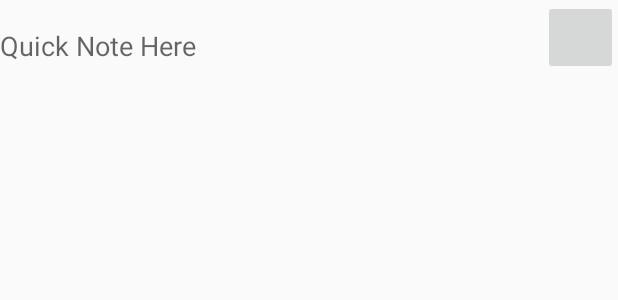
After one commit to ktilakraj/NewSourceCode, an Android app: the layout activity_check_list_detail.xml on its own in the app's theme, with its tools: preview values and no code run, on a phone screen of 412 x 824 dp. The commit adds this screen. Shown: the top 300 px of the screen. Run offline under Robolectric (Android 15) with nearby library versions, the phone set to English and light mode, and no system bars; network calls fail.

Commit message:
Added Check lIst Module

```diff
--- a/NoteShare/app/src/main/java/com/eNotes/Memo/MemoDisplayActivity.java
+++ b/NoteShare/app/src/main/java/com/eNotes/Memo/MemoDisplayActivity.java
@@ -82,13 +82,13 @@ public class MemoDisplayActivity extends AppCompatActivity {
 
             Gson gson = new Gson();
             String json = gson.toJson(dataHashMap);
-            FileUtility.writeToFile(json,MemoDisplayActivity.this);
+            FileUtility.writeToFile(json,MemoDisplayActivity.this,FileUtility.FILENAME);
         }
     }
 
     void  readFileDetail() {
 
-        String outPut = FileUtility.readFromFile(this);
+        String outPut = FileUtility.readFromFile(this,FileUtility.FILENAME);
         Gson gson = new Gson();
         dataHashMap = gson.fromJson(outPut, new TypeToken<HashMap<String, Object>>() {
         }.getType());
--- a/NoteShare/app/src/main/java/com/eNotes/Memo/MemoListingActivity.java
+++ b/NoteShare/app/src/main/java/com/eNotes/Memo/MemoListingActivity.java
@@ -232,7 +232,7 @@ public class MemoListingActivity extends DrawerActivity {
 
     void  readFileDetail() {
 
-        String outPut = FileUtility.readFromFile(this);
+        String outPut = FileUtility.readFromFile(this,FileUtility.FILENAME);
         Gson gson = new Gson();
         dataHashMap = gson.fromJson(outPut, new TypeToken<HashMap<String, Object>>() {
         }.getType());
@@ -268,7 +268,7 @@ public class MemoListingActivity extends DrawerActivity {
             dataHashMap.put(FileUtility.ROOTKEY,arrayList);
             Gson gson = new Gson();
             String json = gson.toJson(dataHashMap);
-            FileUtility.writeToFile(json,MemoListingActivity.this);
+            FileUtility.writeToFile(json,MemoListingActivity.this,FileUtility.FILENAME);
             arrayListSelectedIndex.clear();
         }
         isLongClick=false;
--- /dev/null
+++ b/NoteShare/app/src/main/res/layout/activity_check_list_detail.xml
@@ -0,0 +1,48 @@
+<?xml version="1.0" encoding="utf-8"?>
+<RelativeLayout xmlns:android="http://schemas.android.com/apk/res/android"
+    xmlns:tools="http://schemas.android.com/tools"
+    android:layout_width="match_parent"
+    android:layout_height="match_parent"
+    android:paddingBottom="@dimen/activity_vertical_margin"
+    android:paddingLeft="@dimen/activity_horizontal_margin"
+    android:paddingRight="@dimen/activity_horizontal_margin"
+    android:paddingTop="@dimen/activity_vertical_margin"
+    tools:context="com.eNotes.Checklist.CheckListDetailActivity">
+
+<RelativeLayout
+    android:layout_width="match_parent"
+    android:id="@+id/layoutmain"
+    android:layout_height="wrap_content">
+
+    <EditText
+        android:layout_width="match_parent"
+        android:id="@+id/entermemo"
+        android:layout_marginTop="5dp"
+        android:hint="Quick Note Here"
+        android:layout_toLeftOf="@+id/btnAddlist"
+        android:background="@android:color/transparent"
+        android:layout_height="50dp" />
+    <ImageButton
+        android:layout_width="50dp"
+        android:id="@+id/btnAddlist"
+        android:layout_alignParentRight="true"
+        android:layout_height="50dp" />
+
+</RelativeLayout>
+
+    <ScrollView
+        android:layout_width="match_parent"
+        android:id="@+id/scrollView"
+        android:layout_below="@+id/layoutmain"
+        android:layout_height="match_parent">
+        <LinearLayout
+            android:layout_width="match_parent"
+            android:orientation="vertical"
+            android:id="@+id/mainLayout"
+            android:layout_height="match_parent">
+
+        </LinearLayout>
+
+    </ScrollView>
+
+</RelativeLayout>
--- a/NoteShare/build.gradle
+++ b/NoteShare/build.gradle
@@ -4,7 +4,7 @@ buildscript {
         jcenter()
     }
     dependencies {
-        classpath 'com.android.tools.build:gradle:2.2.0'
+        classpath 'com.android.tools.build:gradle:2.2.1'
     }
 }
 
```
Also changed, not shown: NoteShare/app/src/main/AndroidManifest.xml (+9 -0 lines), NoteShare/app/src/main/java/com/eNotes/Checklist/CheckListDBManager.java (added, +140 -0 lines), NoteShare/app/src/main/java/com/eNotes/Checklist/CheckListDetailActivity.java (added, +242 -0 lines), NoteShare/app/src/main/java/com/eNotes/Checklist/CheckListMainActivity.java (added, +104 -0 lines), NoteShare/app/src/main/java/com/eNotes/Memo/FileUtility.java (+17 -2 lines), NoteShare/app/src/main/res/layout/activity_check_list_main.xml (added, +23 -0 lines), NoteShare/app/src/main/res/layout/checklistrow.xml (added, +16 -0 lines), 45 other files.
